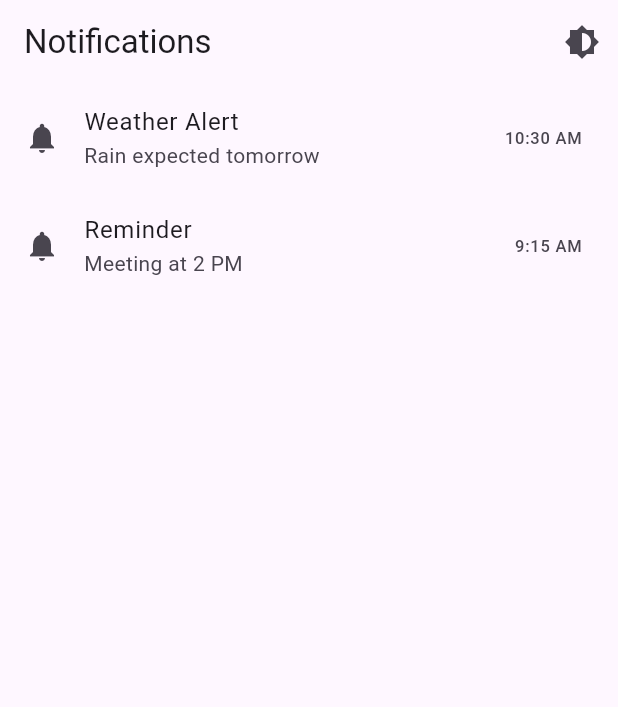
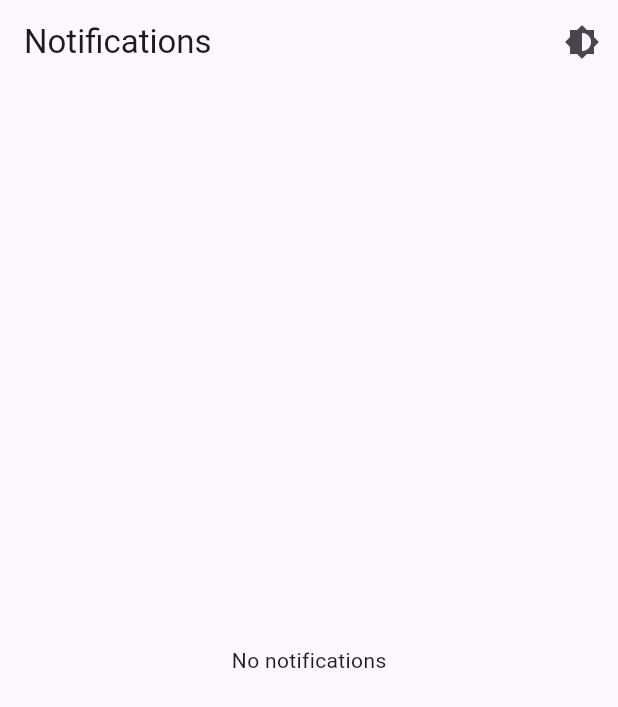
Before and after one commit to skorm11x/KNELL-Keen-Nameless-Electrical-Loss-Lookout, a Flutter app: the screen it shows after launch, on a phone screen of 412 x 824 dp. Shown: the top 707 px of the screen. Run offline on Flutter 3.47's test engine with Material 3 defaults, Android fonts, the light colour scheme and no system bars; our stand-ins replace hive, hive_flutter; accounts and stored records are empty.

Commit message:
add basic delete notification, test on web check mobile dismiss later

```diff
--- a/knell_client/lib/main.dart
+++ b/knell_client/lib/main.dart
@@ -53,7 +53,7 @@ class KnellClientState extends State<KnellClient> {
   Widget build(BuildContext context) {
     return MaterialApp(
       title: 'Environmental Notifications',
-      debugShowCheckedModeBanner: false,
+      debugShowCheckedModeBanner: true,
       theme: ThemeData.light(),
       darkTheme: ThemeData.dark(),
       themeMode: _themeMode,
--- a/knell_client/lib/screens/notification_list.dart
+++ b/knell_client/lib/screens/notification_list.dart
@@ -1,6 +1,7 @@
 import 'package:flutter/material.dart';
-import 'notification_detail.dart';
+import 'package:hive_flutter/hive_flutter.dart';
 import '../model/knell_notification.dart';
+import '../components/notification_tile.dart';
 
 class NotificationListScreen extends StatefulWidget {
   final VoidCallback toggleTheme;
@@ -11,18 +12,9 @@ class NotificationListScreen extends StatefulWidget {
 }
 
 class NotificationListScreenState extends State<NotificationListScreen> {
-  List<KnellNotification> notifications = [
-    KnellNotification(
-      title: 'Weather Alert',
-      message: 'Rain expected tomorrow',
-      time: '10:30 AM',
-    ),
-    KnellNotification(
-      title: 'Reminder',
-      message: 'Meeting at 2 PM',
-      time: '9:15 AM',
-    ),
-  ];
+  final Box<KnellNotification> box = Hive.box<KnellNotification>(
+    'notifications',
+  );
 
   @override
   Widget build(BuildContext context) {
@@ -36,22 +28,24 @@ class NotificationListScreenState extends State<NotificationListScreen> {
           ),
         ],
       ),
-      body: ListView.builder(
-        itemCount: notifications.length,
-        itemBuilder: (context, index) {
-          final notification = notifications[index];
-          return ListTile(
-            leading: const Icon(Icons.notifications),
-            title: Text(notification.title),
-            subtitle: Text(notification.message),
-            trailing: Text(notification.time),
-            onTap: () {
-              Navigator.push(
-                context,
-                MaterialPageRoute(
-                  builder: (context) =>
-                      NotificationDetailScreen(notification: notification),
-                ),
+      body: ValueListenableBuilder(
+        valueListenable: box.listenable(),
+        builder: (context, Box<KnellNotification> notificationsBox, _) {
+          if (notificationsBox.isEmpty) {
+            return const Center(child: Text('No notifications'));
+          }
+
+          return ListView.builder(
+            itemCount: notificationsBox.length,
+            itemBuilder: (context, index) {
+              final notification = notificationsBox.getAt(index)!;
+
+              return NotificationTile(
+                key: ValueKey(notification.time + notification.title),
+                notification: notification,
+                onDismissed: () {
+                  notificationsBox.deleteAt(index);
+                },
               );
             },
           );
```
Also changed, not shown: knell_client/lib/components/notification_tile.dart (added, +106 -0 lines), knell_client/lib/helper/feature_check.dart (added, +11 -0 lines), 1 other file.
